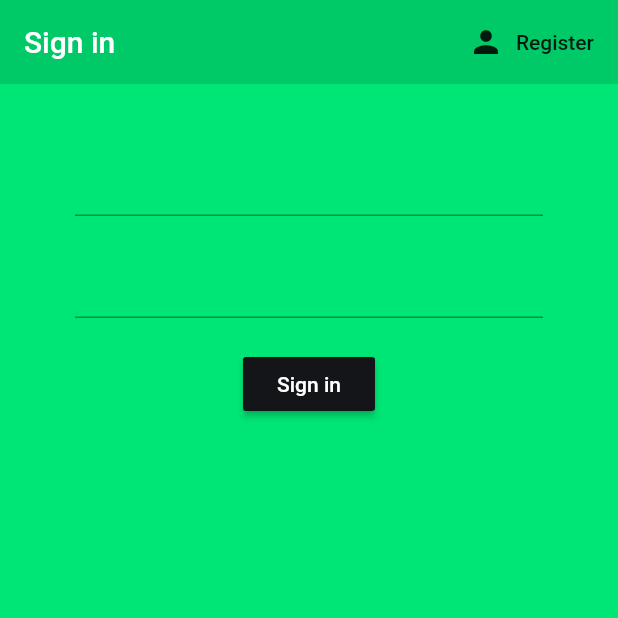
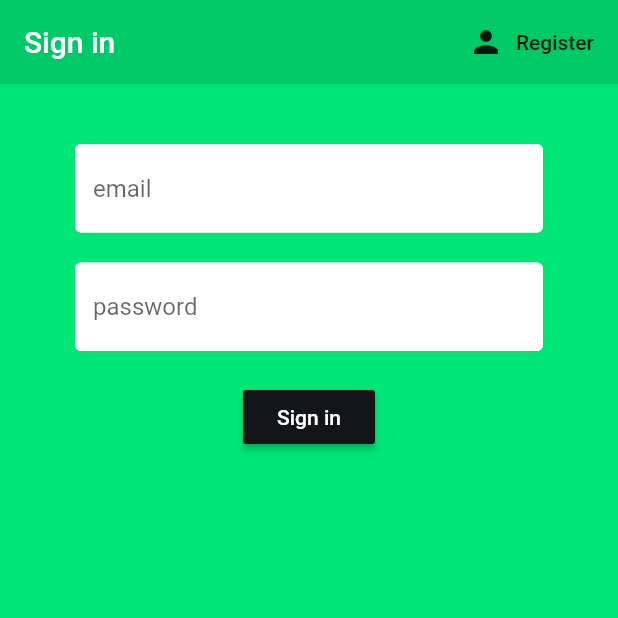
Before and after one commit to maurosterpin/brew-crew, a Flutter app: the screen it shows after launch, on a phone screen of 412 x 824 dp, the top half of it. Run offline on Flutter 3.47's test engine with Material 2 defaults, Android fonts, the phone set to English and light mode, and no system bars; our stand-ins replace firebase_auth, firebase_core, hexcolor; accounts and stored records are empty.

Commit message:
text input decoration

```diff
--- a/lib/screens/authenticate/register.dart
+++ b/lib/screens/authenticate/register.dart
@@ -1,3 +1,4 @@
+import 'package:brew_crew/shared/constants.dart';
 import 'package:flutter/material.dart';
 import 'package:brew_crew/services/auth.dart';
 import 'package:hexcolor/hexcolor.dart';
@@ -49,6 +50,7 @@ class _RegisterState extends State<Register> {
             children: <Widget>[
               SizedBox(height: 20.0),
               TextFormField(
+                decoration: textInputDecoration.copyWith(hintText: 'email'),
                 validator: (val) => val!.isEmpty ? 'Enter an email' : null,
                 onChanged: (val) {
                   setState(() => email = val);
@@ -56,6 +58,7 @@ class _RegisterState extends State<Register> {
               ),
               SizedBox(height: 20.0),
               TextFormField(
+                decoration: textInputDecoration.copyWith(hintText: 'password'),
                 obscureText: true,
                 validator: (val) => val!.length < 6 ? 'Enter a password 6+ chars long' : null,
                 onChanged: (val) {
--- a/lib/screens/authenticate/sign_in.dart
+++ b/lib/screens/authenticate/sign_in.dart
@@ -1,4 +1,5 @@
 import 'package:brew_crew/services/auth.dart';
+import 'package:brew_crew/shared/constants.dart';
 import 'package:flutter/material.dart';
 import 'package:hexcolor/hexcolor.dart';
 
@@ -47,6 +48,7 @@ class _SignInState extends State<SignIn> {
             children: <Widget>[
               SizedBox(height: 20.0),
               TextFormField(
+                decoration: textInputDecoration.copyWith(hintText: 'email'),
                 validator: (val) => val!.isEmpty ? 'Enter an email' : null,
                 onChanged: (val) {
                   setState(() => email = val);
@@ -55,6 +57,7 @@ class _SignInState extends State<SignIn> {
               SizedBox(height: 20.0),
               TextFormField(
                 obscureText: true,
+                decoration: textInputDecoration.copyWith(hintText: 'password'),
                 validator: (val) => val!.length < 6 ? 'Enter a password 6+ chars long' : null,
                 onChanged: (val) {
                   setState(() => password = val);
--- /dev/null
+++ b/lib/shared/constants.dart
@@ -0,0 +1,13 @@
+import 'package:flutter/material.dart';
+
+const textInputDecoration = InputDecoration(
+                    hintText: 'Email',
+                    fillColor: Colors.white,
+                    filled: true,
+                    enabledBorder: OutlineInputBorder(
+                      borderSide: BorderSide(color: Colors.white, width: 2.0)
+                    ),
+                    focusedBorder: OutlineInputBorder(
+                      borderSide: BorderSide(color: Colors.blue, width: 2.0)
+                    ),
+                  );
```
